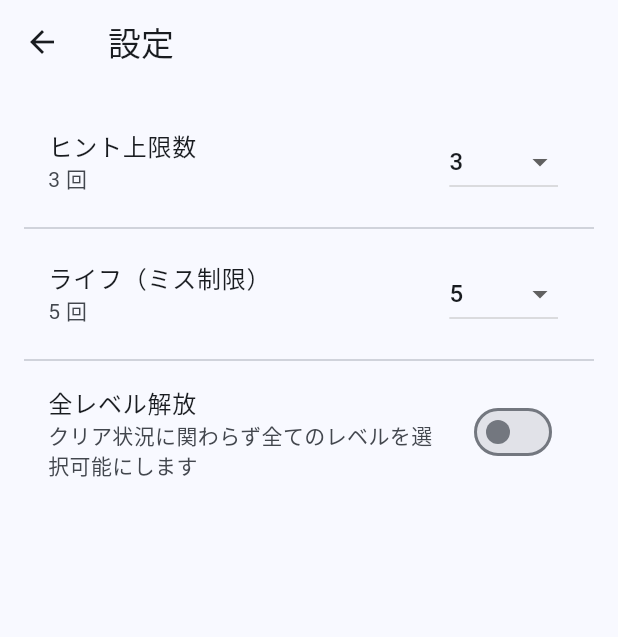
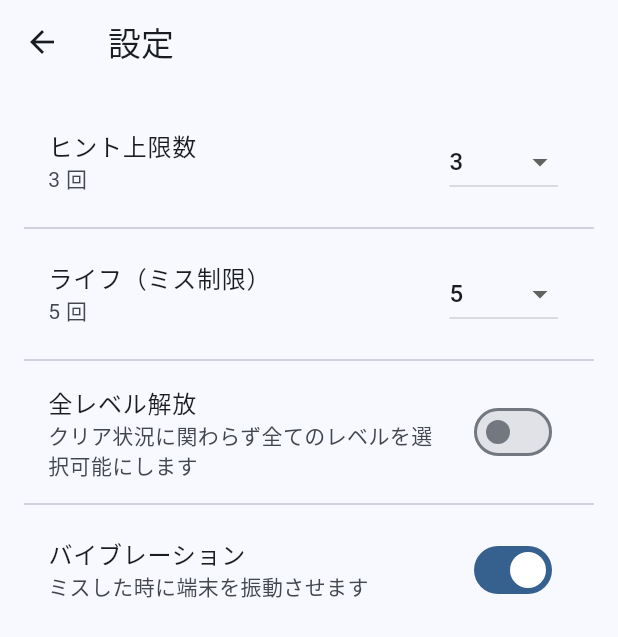
Before and after one commit to tsukko/sudoku-simple-flutter, a Flutter app: the screen it shows after launch, after a tap on the "settings" icon, on a phone screen of 412 x 824 dp. Shown: the top 637 px of the screen. Run offline on Flutter 3.47's test engine with Material 3 defaults, Android fonts, the phone set to English and light mode, and no system bars; our stand-ins replace shared_preferences, vibration.

Commit message:
feat: Enhance settings with vibration option and update Sudoku levels

```diff
--- a/lib/services/settings_service.dart
+++ b/lib/services/settings_service.dart
@@ -4,6 +4,18 @@ class SettingsService {
   static const String _hintLimitKey = 'setting_hint_limit';
   static const String _lifeLimitKey = 'setting_life_limit';
   static const String _unlockAllKey = 'setting_unlock_all';
+  static const String _vibrationEnabledKey = 'setting_vibration_enabled';
+
+  // バイブレーション設定
+  static Future<bool> isVibrationEnabled() async {
+    final prefs = await SharedPreferences.getInstance();
+    return prefs.getBool(_vibrationEnabledKey) ?? true;
+  }
+
+  static Future<void> setVibrationEnabled(bool value) async {
+    final prefs = await SharedPreferences.getInstance();
+    await prefs.setBool(_vibrationEnabledKey, value);
+  }
 
   // ヒント設定 (0は無制限)
   static Future<int> getHintLimit() async {
--- a/lib/settings_page.dart
+++ b/lib/settings_page.dart
@@ -12,6 +12,7 @@ class _SettingsPageState extends State<SettingsPage> {
   int _hintLimit = 3;
   int _lifeLimit = 5;
   bool _unlockAll = false;
+  bool _vibrationEnabled = true;
 
   @override
   void initState() {
@@ -23,10 +24,12 @@ class _SettingsPageState extends State<SettingsPage> {
     final hint = await SettingsService.getHintLimit();
     final life = await SettingsService.getLifeLimit();
     final unlock = await SettingsService.isUnlockAll();
+    final vibration = await SettingsService.isVibrationEnabled();
     setState(() {
       _hintLimit = hint;
       _lifeLimit = life;
       _unlockAll = unlock;
+      _vibrationEnabled = vibration;
     });
   }
 
@@ -82,6 +85,16 @@ class _SettingsPageState extends State<SettingsPage> {
               _loadSettings();
             },
           ),
+          const Divider(),
+          SwitchListTile(
+            title: const Text('バイブレーション'),
+            subtitle: const Text('ミスした時に端末を振動させます'),
+            value: _vibrationEnabled,
+            onChanged: (val) async {
+              await SettingsService.setVibrationEnabled(val);
+              _loadSettings();
+            },
+          ),
         ],
       ),
     );
--- a/pubspec.yaml
+++ b/pubspec.yaml
@@ -35,10 +35,6 @@ dependencies:
   shared_preferences: ^2.4.0
   vibration: ^3.2.0
   device_info_plus: ^13.2.0
-#  matcher: ^0.12.20
-#  test_api: ^0.7.13
-#  meta: ^1.19.0
-#  vector_math: ^2.4.0
 
 dev_dependencies:
   flutter_test:
```
Also changed, not shown: lib/data/sudoku_data.dart (+10 -10 lines), lib/sudoku_page.dart (+8 -1 lines).
